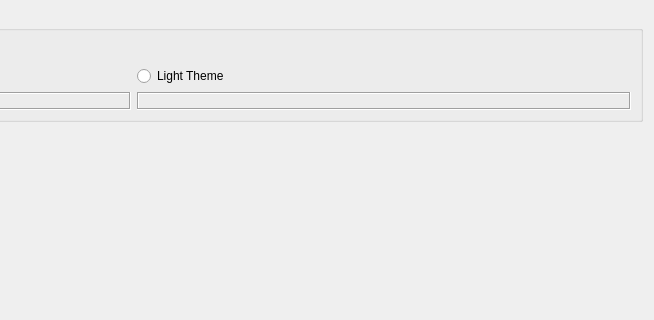
First picture: the form in RedPandaIDE/widgets/choosethemedialog.ui, repository royqh1979/RedPanda-CPP, before the edit; both pictures show x 387 to 1041 and y 0 to 320 of the 1041 by 593 pixel window.
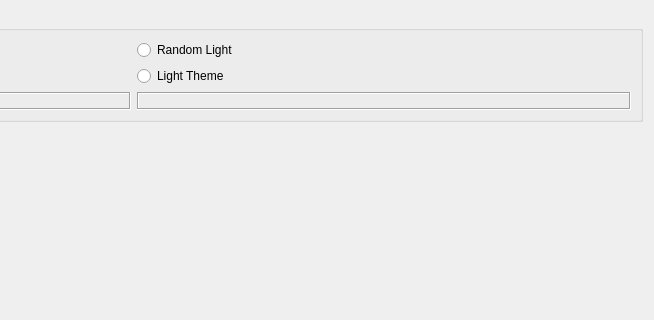
Second picture: the form after the edit. Icons and pictures are not drawn.

Commit message: Lua theme showcase - random light

Diff of the .ui file:
```diff
--- a/RedPandaIDE/widgets/choosethemedialog.ui
+++ b/RedPandaIDE/widgets/choosethemedialog.ui
@@ -73,6 +73,13 @@
         </property>
        </widget>
       </item>
+      <item row="0" column="1">
+       <widget class="QRadioButton" name="rbRandomLight">
+        <property name="text">
+         <string>Random Light</string>
+        </property>
+       </widget>
+      </item>
      </layout>
     </widget>
    </item>
```
The commit also changes 7 other files.
